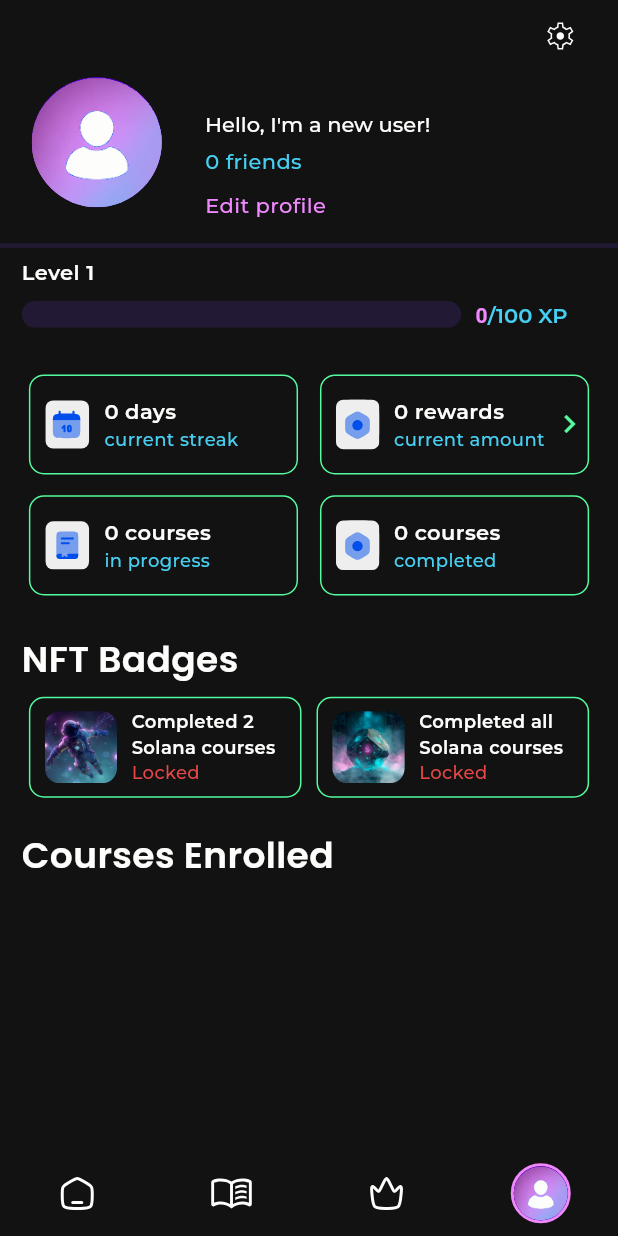
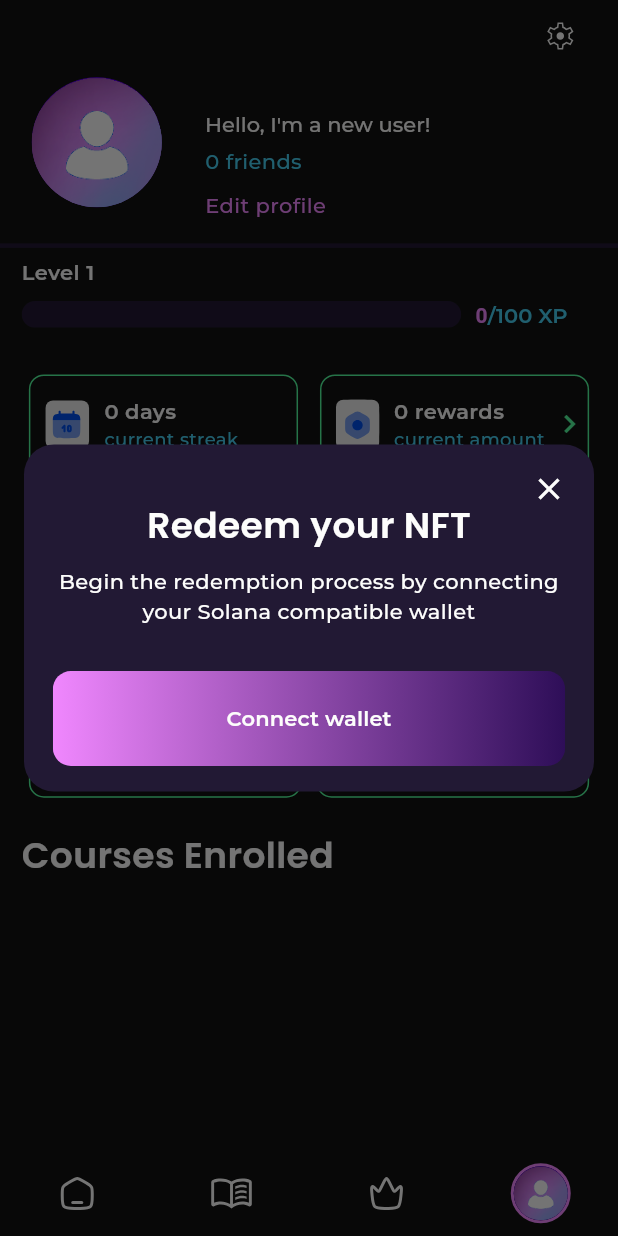
Before and after one commit to SayNode/skillbuddy-solana-flutter, a Flutter app: the HomePage screen opened directly, item 4 of the bottom bar chosen, after a tap on "Completed 2 Solana courses", on a phone screen of 412 x 824 dp. Run offline on Flutter 3.47's test engine with Material 3 defaults, Android fonts, the phone set to English and light mode, and no system bars; drawn by our look-alikes of auto_size_text; our stand-ins replace cached_network_image, dotted_border, extended_image, file, firebase_analytics, firebase_core and 24 more; missing offline and left inert: cached_network_image_platform_interface, firebase_app_check, flutter_branch_sdk, flutter_exif_rotation, is_first_run, solana and 2 more; accounts and stored records are empty; statements that could not run were skipped; project files that could hold a hidden picture were left out.

Commit message:
Enhance NFT redemption flow by passing badge status to wallet connection popup

```diff
--- a/lib/page/profile/controller/profile_controller.dart
+++ b/lib/page/profile/controller/profile_controller.dart
@@ -73,6 +73,8 @@ class ProfileController extends GetxController {
   }
 
   Future<void> redeemNFT(int nftNumber) async {
-    PopupManager.openConnectWallet(nftNumber);
+    final NftBadgeStatus status =
+        nftNumber == 1 ? firstNftBadgeStatus.value : secondNftBadgeStatus.value;
+    PopupManager.openConnectWallet(nftNumber, status);
   }
 }
--- a/lib/page/profile/profile_page.dart
+++ b/lib/page/profile/profile_page.dart
@@ -94,10 +94,7 @@ class ProfilePage extends GetView<ProfileController> {
                       nft: 'asset/images/nfts/explorer.jpg',
                       title: 'Completed 2 Solana courses'.tr,
                       status: controller.firstNftBadgeStatus.value,
-                      onTap: () => controller.firstNftBadgeStatus.value ==
-                              NftBadgeStatus.unlocked
-                          ? controller.redeemNFT(1)
-                          : null,
+                      onTap: () => controller.redeemNFT(1),
                     ),
                   ),
                 ),
--- a/lib/widget/popups/popup_manager.dart
+++ b/lib/widget/popups/popup_manager.dart
@@ -1,6 +1,7 @@
 // ignore_for_file: inference_failure_on_function_invocation
 
 import '../../model/content/course.dart';
+import '../../page/profile/widget/nft_badge_card.dart';
 import '../skillbuddy_popup.dart';
 import 'company_profile.dart';
 import 'course_added_popup.dart';
@@ -40,9 +41,9 @@ class PopupManager {
     );
   }
 
-  static void openConnectWallet(int nftNumber) {
+  static void openConnectWallet(int nftNumber, NftBadgeStatus status) {
     openSkillBuddyPopup(
-      RedeemNFTPopup(nftNumber: nftNumber),
+      RedeemNFTPopup(nftNumber: nftNumber, status: status),
     );
   }
 
--- a/lib/widget/popups/redeem_ntf_popup.dart
+++ b/lib/widget/popups/redeem_ntf_popup.dart
@@ -4,6 +4,7 @@ import 'package:flutter/material.dart';
 import 'package:gap/gap.dart';
 import 'package:get/get.dart';
 
+import '../../page/profile/widget/nft_badge_card.dart';
 import '../../page/solana/solana_service.dart';
 import '../../service/theme_service.dart';
 import '../../theme/theme.dart';
@@ -13,14 +14,69 @@ import '../skillbuddy_button.dart';
 import 'controller/redeem_ntf_popup_controller.dart';
 
 class RedeemNFTPopup extends GetView<RedeemNFTPopupController> {
-  const RedeemNFTPopup({required this.nftNumber, super.key});
+  const RedeemNFTPopup({
+    required this.nftNumber,
+    required this.status,
+    super.key,
+  });
 
   final int nftNumber;
+  final NftBadgeStatus status;
 
   @override
   Widget build(BuildContext context) {
     final CustomTheme skillBuddyTheme = ThemeService().theme;
     final SolanaService solanaService = Get.find<SolanaService>();
+
+    if (status == NftBadgeStatus.redeemed) {
+      return SizedBox(
+        width: double.infinity,
+        child: Padding(
+          padding: EdgeInsets.symmetric(
+            horizontal: getRelativeWidth(20),
+            vertical: getRelativeHeight(20),
+          ),
+          child: Column(
+            children: <Widget>[
+              const Gap(35),
+              Text(
+                'NFT Redeemed'.tr,
+                style: SkillBuddyTypography.fromColor(
+                  skillBuddyTheme.graphite,
+                ).kTitle,
+              ),
+              const Gap(15),
+              SizedBox(
+                width: double.infinity,
+                child: Column(
+                  spacing: 10,
+                  children: <Widget>[
+                    ClipRRect(
+                      borderRadius: BorderRadius.circular(10),
+                      child: Image.asset(
+                        nftNumber == 1
+                            ? 'asset/images/nfts/explorer.jpg'
+                            : 'asset/images/nfts/journey.jpg',
+                        height: 150,
+                        // color: skillBuddyTheme.linen.withValues(alpha: 0.6),
+                        // colorBlendMode: BlendMode.darken,
+                      ),
+                    ),
+                    Text(
+                      'This NFT has been successfully redeemed.'.tr,
+                      textAlign: TextAlign.center,
+                      style: SkillBuddyTypography.fromColor(
+                        skillBuddyTheme.graphite,
+                      ).kParagraph,
+                    ),
+                  ],
+                ),
+              ),
+            ],
+          ),
+        ),
+      );
+    }
 
     return Obx(
       () => SizedBox(
```
